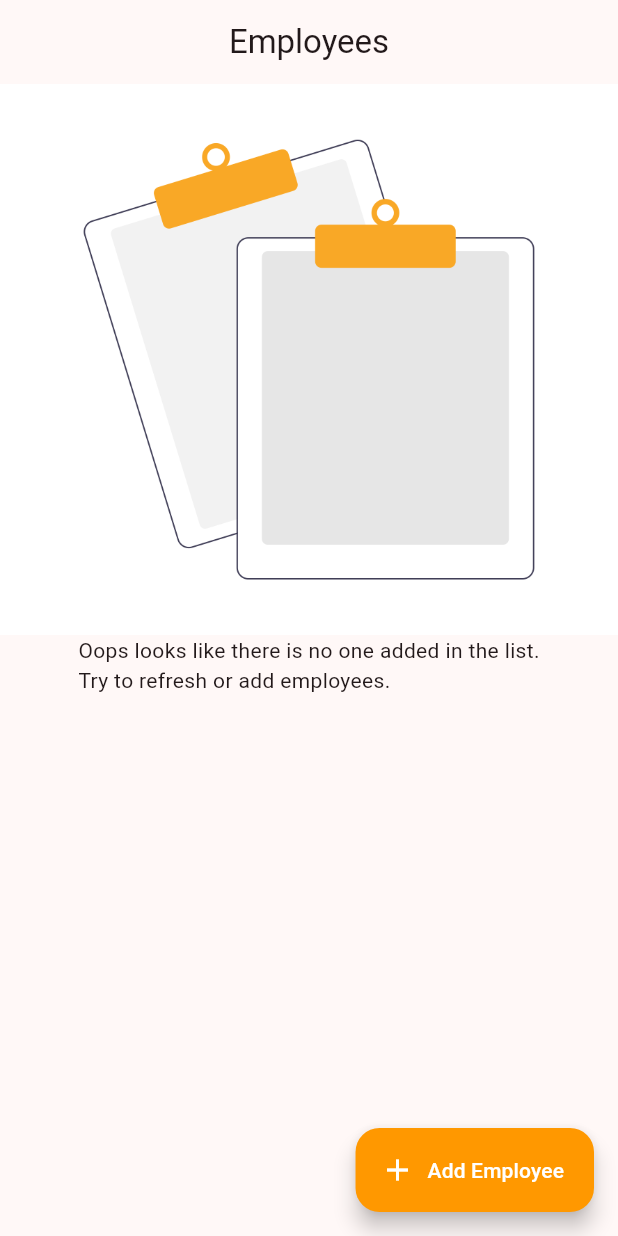
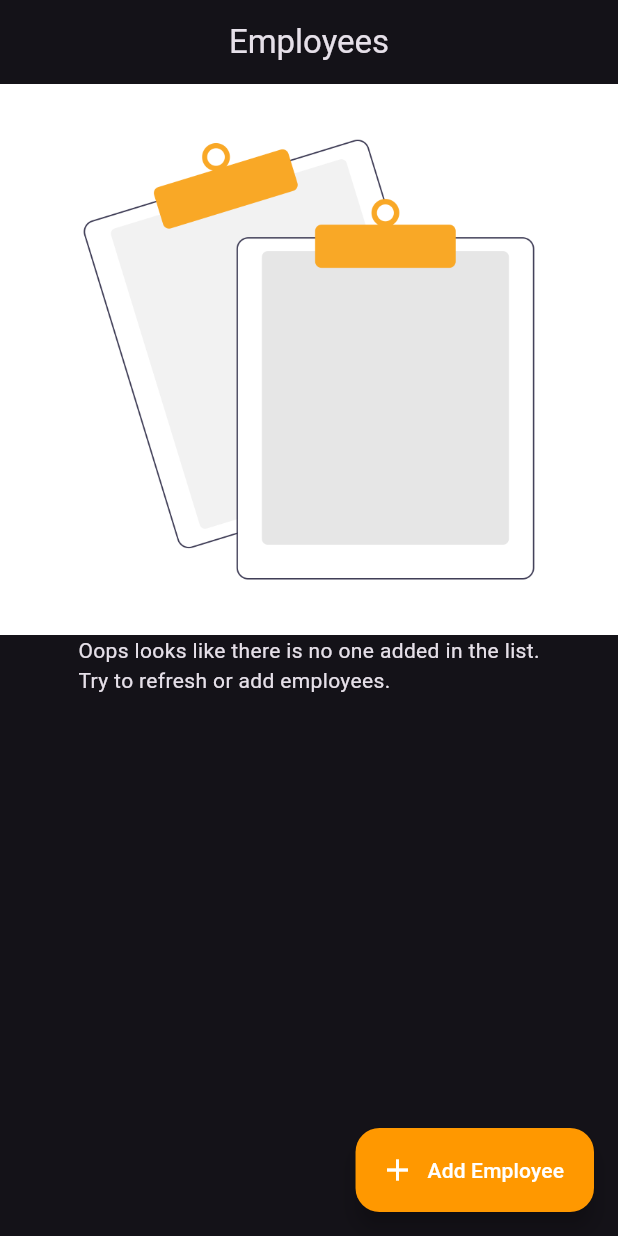
Before and after one commit to Akhand-Pratap-Tiwari/cosmo_test_CRUD_app, a Flutter app: the screen it shows after launch, on a phone screen of 412 x 824 dp. Run offline on Flutter 3.47's test engine with Material 3 defaults, Android fonts, the light colour scheme and no system bars.

Commit message:
Code reorganized broke into smaller chunks

```diff
--- a/lib/api_calling_funcs/delete_employee.dart
+++ b/lib/api_calling_funcs/delete_employee.dart
@@ -2,7 +2,7 @@ import 'package:flutter/foundation.dart';
 import 'package:http/http.dart' as http;
 import 'dart:convert';
 
-import '../secs/secrets.dart'; // For JSON encoding and decoding
+import '../secs/secrets.dart';
 
 Future<void> deleteEmployee(String id) async {
   try {
--- a/lib/main.dart
+++ b/lib/main.dart
@@ -12,20 +12,39 @@ class MyApp extends StatelessWidget {
 
   @override
   Widget build(BuildContext context) {
+    // ThemeData themeData = ThemeData.dark();
     return MaterialApp(
       title: 'Cosmos CRUD',
-      theme: ThemeData(
-        // textTheme: Theme.of(context).textTheme.apply(
-        //       bodyColor: Colors.white,
-        //       displayColor: Colors.white,
-        //     ),
-        listTileTheme: Theme.of(context).listTileTheme.copyWith(textColor: Colors.white),
-        colorScheme: ColorScheme.fromSeed(seedColor: Colors.pink),
+      themeMode: ThemeMode.dark,
+      darkTheme: ThemeData.dark(useMaterial3: true).copyWith(
+        listTileTheme:
+            Theme.of(context).listTileTheme.copyWith(textColor: Colors.white),
+        // colorScheme: ColorScheme.fromSeed(seedColor: Colors.cyan),
         inputDecorationTheme: Theme.of(context).inputDecorationTheme.copyWith(
-              border: OutlineInputBorder(borderRadius: defaultBorderRadius),
+          floatingLabelStyle: const TextStyle(color: Colors.blue),
+            // activeIndicatorBorder: BorderSide(color: Colors.white),
+            // enabledBorder: OutlineInputBorder(
+            //   borderRadius: defaultBorderRadius,
+            //   borderSide: BorderSide(color: Colors.white),
+            // ),
+            border: OutlineInputBorder(
+              borderRadius: defaultBorderRadius,
+              borderSide: const BorderSide(color: Colors.white),
             ),
-        useMaterial3: true,
+            focusedBorder: OutlineInputBorder(
+              borderRadius: defaultBorderRadius,
+              borderSide: const BorderSide(color: Colors.white),
+            ),
+            ),
       ),
+      // darkTheme: ThemeData(
+      //   listTileTheme: Theme.of(context).listTileTheme.copyWith(textColor: Colors.white),
+      //   colorScheme: ColorScheme.fromSeed(seedColor: Colors.black),
+      //   inputDecorationTheme: Theme.of(context).inputDecorationTheme.copyWith(
+      //         border: OutlineInputBorder(borderRadius: defaultBorderRadius),
+      //       ),
+      //   useMaterial3: true,
+      // ),
       home: const SafeArea(
         child: HomeScreen(),
       ),
--- a/lib/screens/add_emp_screen/add_employee_screen.dart
+++ b/lib/screens/add_emp_screen/add_employee_screen.dart
@@ -30,7 +30,6 @@ class EmployeeCreationForm extends StatefulWidget {
 
 class EmployeeCreationFormState extends State<EmployeeCreationForm> {
   final _formKey = GlobalKey<FormState>();
-  // String? _id;
   String? name;
   String? empId;
   String? addLine1;
@@ -51,7 +50,6 @@ class EmployeeCreationFormState extends State<EmployeeCreationForm> {
           crossAxisAlignment: CrossAxisAlignment.start,
           children: [
             TextFormField(
-              // initialValue: ,
               decoration: const InputDecoration(label: Text("Name")),
               validator: (iName) {
                 if (iName == null || iName.trim().isEmpty) {
@@ -61,7 +59,6 @@ class EmployeeCreationFormState extends State<EmployeeCreationForm> {
                 return null;
               },
             ),
-            // Spacer(),
             const Divider(color: Colors.transparent),
             TextFormField(
               decoration: const InputDecoration(label: Text("Emplyee Id")),
@@ -202,7 +199,6 @@ class EmployeeCreationFormState extends State<EmployeeCreationForm> {
                     );
                   }
                 },
-                // child: const Text('Submit'),
               ),
             ),
           ],
--- /dev/null
+++ b/lib/screens/home_screen/add_employee_button.dart
@@ -0,0 +1,17 @@
+import 'package:flutter/material.dart';
+
+class AddEmployeeButton extends StatelessWidget {
+  final void Function() onPressed;
+  const AddEmployeeButton({super.key, required this.onPressed});
+
+  @override
+  Widget build(BuildContext context) {
+    return FloatingActionButton.extended(
+        backgroundColor: Colors.orange,
+        foregroundColor: Colors.white,
+        onPressed: onPressed,
+        label: const Text("Add Employee"),
+        icon: const Icon(Icons.add),
+      );
+  }
+}
--- /dev/null
+++ b/lib/screens/home_screen/blank_banner.dart
@@ -0,0 +1,18 @@
+import 'package:flutter/material.dart';
+
+class NoEmployeesAddedBanner extends StatelessWidget {
+  const NoEmployeesAddedBanner({super.key});
+
+  @override
+  Widget build(BuildContext context) {
+    return Center(
+      child: Column(
+        children: [
+          Image.asset("assets/img/undraw_No_data_re_kwbl.png"),
+          const Text(
+              "Oops looks like there is no one added in the list.\nTry to refresh or add employees."),
+        ],
+      ),
+    );
+  }
+}
--- /dev/null
+++ b/lib/screens/home_screen/employees_list_wiget.dart
@@ -0,0 +1,74 @@
+import 'package:cosmo_test_app/screens/home_screen/employee_list_tile.dart';
+import 'package:flutter/material.dart';
+
+import '../../api_calling_funcs/delete_employee.dart';
+import '../../api_calling_funcs/list_employee.dart';
+import '../../models/employee.dart';
+import 'blank_banner.dart';
+
+class EmployeesList extends StatefulWidget {
+  const EmployeesList({super.key});
+
+  @override
+  EmployeesListState createState() => EmployeesListState();
+}
+
+class EmployeesListState extends State<EmployeesList> {
+  List<Employee> _employees = [];
+  bool _isLoading = false;
+  final int _limit = 10;
+  int _offset = 0;
+  void loadEmployeesList() {
+    _isLoading = true;
+    getEmployeeList(limit: _limit, offset: _offset).then((empList) => {
+          setState(() {
+            _employees.addAll(empList);
+            _isLoading = false;
+            _offset += _limit;
+          })
+        });
+  }
+
+  @override
+  void initState() {
+    super.initState();
+    loadEmployeesList();
+  }
+
+  @override
+  Widget build(BuildContext context) {
+    return !_isLoading && _employees.isEmpty
+        ? const NoEmployeesAddedBanner()
+        : NotificationListener<ScrollNotification>(
+            onNotification: (ScrollNotification scrollInfo) {
+              if (scrollInfo.metrics.pixels == scrollInfo.metrics.maxScrollExtent && !_isLoading) {
+                loadEmployeesList();
+                return true;
+              }
+              return false;
+            },
+            child: ListView.builder(
+              padding: const EdgeInsets.all(8.0),
+              itemCount: _employees.length + 1,
+              itemBuilder: (context, index) {
+                if (index == _employees.length) {
+                  return _isLoading
+                      ? const Center(child: CircularProgressIndicator())
+                      : const SizedBox.shrink();
+                }
+                return EmployeeListTile(
+                  onPressed: () => deleteEmployee(_employees[index].id!).then(
+                    (_) => setState(() {
+                      _offset = 0;
+                      _employees = [];
+                      loadEmployeesList();
+                    }),
+                  ),
+                  employees: _employees,
+                  index: index,
+                );
+              },
+            ),
+          );
+  }
+}
--- a/lib/screens/home_screen/home_screen.dart
+++ b/lib/screens/home_screen/home_screen.dart
@@ -1,10 +1,7 @@
-import 'package:cosmo_test_app/api_calling_funcs/delete_employee.dart';
-import 'package:cosmo_test_app/api_calling_funcs/list_employee.dart';
 import 'package:cosmo_test_app/screens/add_emp_screen/add_employee_screen.dart';
+import 'package:cosmo_test_app/screens/home_screen/add_employee_button.dart';
 import 'package:flutter/material.dart';
-import '../../models/employee.dart';
-import '../../univ_design_params.dart';
-import '../emp_details_screen/emp_details_screen.dart';
+import 'employees_list_wiget.dart';
 
 class HomeScreen extends StatefulWidget {
   const HomeScreen({super.key});
@@ -14,7 +11,7 @@ class HomeScreen extends StatefulWidget {
 }
 
 class _HomeScreenState extends State<HomeScreen> {
-  Widget empList = const EmployeesList();
+  Widget _employeeListWidget = const EmployeesList();
 
   @override
   Widget build(BuildContext context) {
@@ -25,147 +22,22 @@ class _HomeScreenState extends State<HomeScreen> {
       ),
       body: Padding(
         padding: const EdgeInsets.only(bottom: 20.0),
-        child: empList,
+        child: _employeeListWidget,
       ),
-      floatingActionButton: FloatingActionButton.extended(
-        backgroundColor: Colors.orange,
-        foregroundColor: Colors.white,
+      floatingActionButton: AddEmployeeButton(
         onPressed: () {
-          Navigator.push(context,
-                  MaterialPageRoute(builder: (context) => const AddEmployeeScreen()))
-              .then(
-            (value) {
-              setState(() {
-                empList = EmployeesList(
-                  key: GlobalKey(),
-                );
-              });
-            },
+          Navigator.push(
+              context,
+              MaterialPageRoute(
+                  builder: (context) => const AddEmployeeScreen())).then(
+            (_) => setState(() {
+              _employeeListWidget = EmployeesList(
+                key: GlobalKey(),
+              );
+            }),
           );
         },
-        label: const Text("Add Employee"),
-        icon: const Icon(Icons.add),
       ),
     );
   }
 }
-
-class EmployeesList extends StatefulWidget {
-  const EmployeesList({super.key});
-
-  @override
-  EmployeesListState createState() => EmployeesListState();
-}
-
-class EmployeesListState extends State<EmployeesList> {
-  List<Employee> employees = [];
-  bool _isLoading = false;
-  final int limit = 10;
-  int offset = 0;
-  void loadEmployeesList() {
-    // locKey();
-    _isLoading = true;
-    getEmployeeList(limit: limit, offset: offset).then((empList) => {
-          setState(() {
-            employees.addAll(empList);
-            // debugPrint("debug: " + employees.toString());
-            _isLoading = false;
-            offset += limit;
-          })
-        });
-  }
-
-  @override
-  void initState() {
-    super.initState();
-    loadEmployeesList();
-  }
-
-  @override
-  Widget build(BuildContext context) {
-    // return NoEmployeesAdded();
-    // var response = http.get(Uri.parse('baseApiUrl?limit=$limit&offset=$offset'));
-    return !_isLoading && employees.isEmpty
-        ? const NoEmployeesAdded()
-        : NotificationListener<ScrollNotification>(
-            onNotification: (ScrollNotification scrollInfo) {
-              if (scrollInfo.metrics.pixels ==
-                      scrollInfo.metrics.maxScrollExtent &&
-                  !_isLoading) {
-                loadEmployeesList();
-                return true;
-              }
-              return false;
-            },
-            child: ListView.builder(
-              padding: const EdgeInsets.all(8.0),
-              itemCount: employees.length + 1,
-              itemBuilder: (context, index) {
-                if (index == employees.length) {
-                  return _isLoading
-                      ? const Center(child: CircularProgressIndicator())
-                      : const SizedBox.shrink();
-                }
-                return Container(
-                  // padding: EdgeInsets.all(4.0),
-                  margin: const EdgeInsets.all(8.0),
-                  decoration: BoxDecoration(
-                    gradient: const LinearGradient(
-                      colors: [Colors.pinkAccent, Colors.amber],
-                      stops: [0.0, 0.8],
-                      begin: Alignment.topLeft,
-                      end: Alignment.bottomRight,
-                    ),
-                    borderRadius: defaultBorderRadius,
-                    color: Colors.amber,
-                  ),
-                  child: ListTile(
-                    trailing: IconButton(
-                      color: Colors.red,
-                      onPressed: () =>
-                          deleteEmployee(employees[index].id!).then(
-                        (_) => setState(() {
-                          // limit = 10;
-                          offset = 0;
-                          employees = [];
-                          loadEmployeesList();
-                        }),
-                      ),
-                      icon: const Icon(Icons.delete),
-                    ),
-                    shape: const CircleBorder(),
-                    // tileColor: Colors.amber,
-
-                    title: Text(employees[index].name),
-                    subtitle: Text(employees[index].empId),
-                    onTap: () => Navigator.push(
-                      context,
-                      MaterialPageRoute(
-                        builder: (context) =>
-                            EmployeeDetailsScreen(employee: employees[index]),
-                      ),
-                    ),
-                  ),
-                );
-              },
-            ),
-          );
-  }
-}
-
-class NoEmployeesAdded extends StatelessWidget {
-  const NoEmployeesAdded({super.key});
-
-  @override
-  Widget build(BuildContext context) {
-    return Center(
-      child: Column(
-        children: [
-          Image.asset("assets/img/undraw_No_data_re_kwbl.png"),
-          const Text(
-              "Oops looks like there is no one added in the list.\nTry to refresh or add employees."),
-        ],
-      ),
-    );
-  }
-}
```
Also changed, not shown: lib/api_calling_funcs/create_employee.dart (+3 -9 lines), lib/api_calling_funcs/fetch_employee.dart (+3 -4 lines), lib/api_calling_funcs/list_employee.dart (+4 -4 lines), lib/models/employee.dart (+0 -14 lines), lib/screens/home_screen/employee_list_tile.dart (added, +55 -0 lines).
